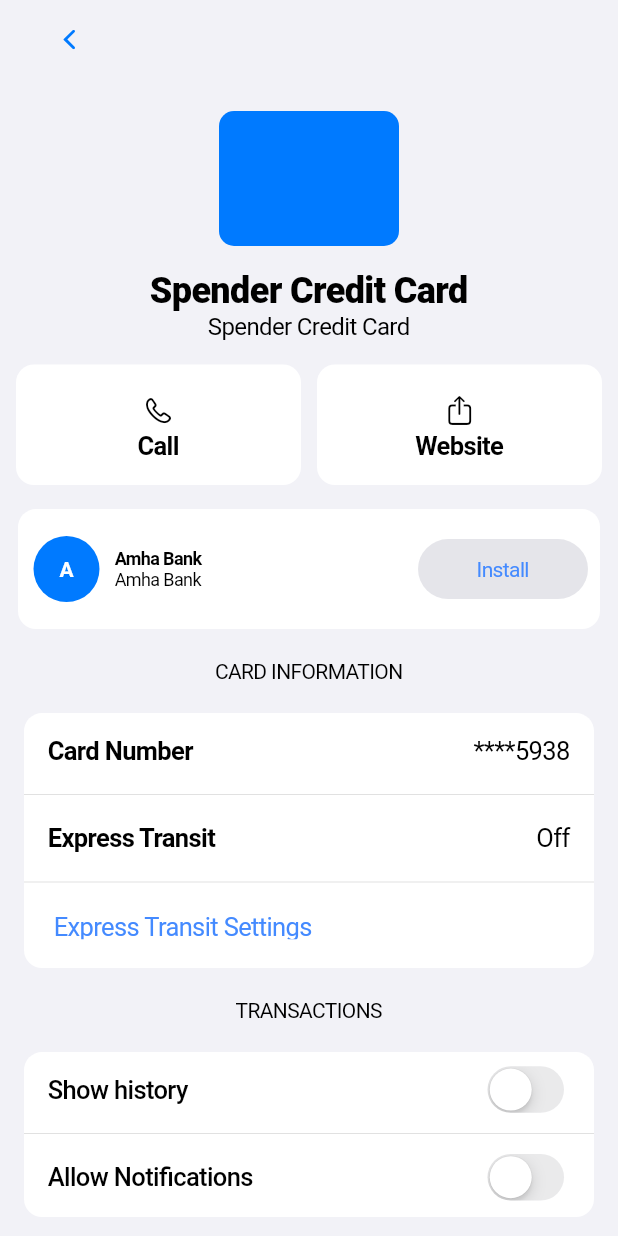
After one commit to amha/my_ios_app, a Flutter app: the CardSettings screen opened directly, on a phone screen of 412 x 824 dp. The commit adds this screen. Run offline on Flutter 3.47's test engine with Material 2 defaults, Android fonts, the phone set to English and light mode, and no system bars; our stand-ins replace carousel_slider.

Commit message:
card_settings.dart added and UI completed; added toggle for transaction history and notifications.

```diff
--- a/lib/views/wallet/card_details.dart
+++ b/lib/views/wallet/card_details.dart
@@ -1,5 +1,6 @@
 import 'package:flutter/cupertino.dart';
 import 'package:flutter/material.dart';
+import 'package:my_ios_app/views/wallet/card_settings.dart';
 import 'package:my_ios_app/views/wallet/transaction_detail.dart';
 
 class CardDetails extends StatefulWidget {
@@ -16,13 +17,11 @@
 
   @override
   void initState() {
-    //Primaty
     _primary =
         AnimationController(vsync: this, duration: Duration(milliseconds: 400));
     _animationPrimary = Tween<double>(begin: 0, end: 1)
         .animate(CurvedAnimation(parent: _primary, curve: Curves.easeInOut));
 
-    //Secondary
     _secondary =
         AnimationController(vsync: this, duration: Duration(milliseconds: 400));
     _animationSecondary = Tween<double>(begin: 0, end: 1)
@@ -47,6 +46,7 @@
       child: CupertinoPageScaffold(
         backgroundColor: CupertinoColors.systemGrey6,
         navigationBar: CupertinoNavigationBar(
+          actionsForegroundColor: Colors.black,
           border: Border.all(color: CupertinoColors.systemGrey6),
           leading: GestureDetector(
             onTap: () {
@@ -54,6 +54,16 @@
               _primary.reverse();
             },
             child: Text('Done'),
+          ),
+          trailing: CupertinoButton(
+            onPressed: () {
+              Navigator.of(context).push(
+                  CupertinoPageRoute(builder: (context) => CardSettings()));
+            },
+            child: Icon(
+              CupertinoIcons.slider_horizontal_3,
+              color: Colors.black,
+            ),
           ),
         ),
         child: Column(
--- /dev/null
+++ b/lib/views/wallet/card_settings.dart
@@ -0,0 +1,392 @@
+import 'package:flutter/cupertino.dart';
+import 'package:flutter/material.dart';
+
+class CardSettings extends StatefulWidget {
+  @override
+  State<StatefulWidget> createState() {
+    return _CardSettingsState();
+  }
+}
+
+class _CardSettingsState extends State<CardSettings> {
+  /// toggle values
+  bool _historySwitch = false;
+  bool _notificationSwitch = false;
+
+  @override
+  Widget build(BuildContext context) {
+    double screenWidth = MediaQuery.of(context).size.width;
+    double buttonWidth = (screenWidth / 2.0) - 16;
+
+    return CupertinoPageScaffold(
+      backgroundColor: CupertinoColors.systemGrey6,
+      navigationBar: CupertinoNavigationBar(
+        actionsForegroundColor: CupertinoColors.black,
+        backgroundColor: CupertinoColors.systemGrey6,
+        border: Border.all(width: 0.0, color: CupertinoColors.systemGrey6),
+        leading: CupertinoButton(
+          onPressed: () {
+            Navigator.of(context).pop();
+          },
+          child: Icon(CupertinoIcons.back),
+        ),
+      ),
+      child: SingleChildScrollView(
+        child: Column(
+          crossAxisAlignment: CrossAxisAlignment.center,
+          children: [
+            Container(
+              height: 90,
+              width: 120,
+              margin: EdgeInsets.fromLTRB(16, 30, 16, 16),
+              decoration: BoxDecoration(
+                  color: CupertinoColors.activeBlue,
+                  borderRadius: BorderRadius.all(Radius.circular(10))),
+            ),
+            Text(
+              'Spender Credit Card',
+              style: TextStyle(fontSize: 24, fontWeight: FontWeight.w800),
+            ),
+            Text(
+              'Spender Credit Card',
+              style: TextStyle(fontSize: 16, fontWeight: FontWeight.w400),
+            ),
+            SizedBox(
+              height: 16,
+            ),
+            Row(
+              mainAxisAlignment: MainAxisAlignment.spaceEvenly,
+              children: [
+                SizedBox(
+                  width: buttonWidth,
+                  child: CupertinoButton(
+                    color: CupertinoColors.white,
+                    onPressed: () {},
+                    child: Column(
+                      children: [
+                        Padding(
+                          padding: const EdgeInsets.all(4),
+                          child: Icon(
+                            CupertinoIcons.phone,
+                            color: CupertinoColors.black,
+                          ),
+                        ),
+                        Text('Call',
+                            style: TextStyle(
+                                color: CupertinoColors.black,
+                                fontWeight: FontWeight.bold))
+                      ],
+                    ),
+                  ),
+                ),
+                SizedBox(
+                  width: buttonWidth,
+                  child: CupertinoButton(
+                    color: CupertinoColors.white,
+                    onPressed: () {},
+                    child: Column(
+                      children: [
+                        Padding(
+                          padding: const EdgeInsets.all(4),
+                          child: Icon(
+                            CupertinoIcons.square_arrow_up,
+                            color: CupertinoColors.black,
+                          ),
+                        ),
+                        Text(
+                          'Website',
+                          style: TextStyle(
+                              color: CupertinoColors.black,
+                              fontWeight: FontWeight.bold),
+                        )
+                      ],
+                    ),
+                  ),
+                ),
+              ],
+            ),
+            Container(
+              decoration: BoxDecoration(
+                borderRadius: BorderRadius.all(Radius.circular(12)),
+                color: CupertinoColors.white,
+              ),
+              height: 80,
+              margin: EdgeInsets.symmetric(horizontal: 12, vertical: 16),
+              child: Row(
+                children: [
+                  Expanded(
+                    flex: 1,
+                    child: CircleAvatar(
+                      radius: 22,
+                      backgroundColor: CupertinoColors.activeBlue,
+                      child: Text(
+                        'A',
+                        style: TextStyle(
+                            color: Colors.white,
+                            fontSize: 14,
+                            fontWeight: FontWeight.bold),
+                      ),
+                    ),
+                  ),
+                  Expanded(
+                    flex: 3,
+                    child: Column(
+                      mainAxisAlignment: MainAxisAlignment.center,
+                      crossAxisAlignment: CrossAxisAlignment.start,
+                      children: [
+                        Text(
+                          'Amha Bank',
+                          style: TextStyle(
+                              color: Colors.black,
+                              fontSize: 12,
+                              fontWeight: FontWeight.bold),
+                        ),
+                        Text(
+                          'Amha Bank',
+                          style: TextStyle(
+                              color: Colors.black,
+                              fontSize: 12,
+                              fontWeight: FontWeight.normal),
+                        )
+                      ],
+                    ),
+                  ),
+                  Expanded(
+                    flex: 2,
+                    child: Container(
+                      padding: EdgeInsets.symmetric(horizontal: 8),
+                      height: 40,
+                      child: CupertinoButton(
+                        padding: EdgeInsets.zero,
+                        borderRadius: BorderRadius.all(Radius.circular(25)),
+                        color: CupertinoColors.systemGrey5,
+                        onPressed: () {},
+                        child: Text(
+                          'Install',
+                          style:
+                              TextStyle(color: Colors.blueAccent, fontSize: 14),
+                        ),
+                      ),
+                    ),
+                  ),
+                ],
+              ),
+            ),
+            Padding(
+              padding: EdgeInsets.all(4),
+              child: Text(
+                'CARD INFORMATION',
+                style: TextStyle(fontSize: 14, fontWeight: FontWeight.w400),
+              ),
+            ),
+            Container(
+              alignment: Alignment.centerLeft,
+              width: screenWidth,
+              height: 170,
+              margin: EdgeInsets.all(16),
+              decoration: BoxDecoration(
+                  color: CupertinoColors.white,
+                  borderRadius: BorderRadius.all(Radius.circular(12))),
+              child: Column(
+                crossAxisAlignment: CrossAxisAlignment.start,
+                children: [
+                  SizedBox(
+                    height: 50,
+                    child: Padding(
+                      padding: const EdgeInsets.symmetric(horizontal: 16),
+                      child: Row(
+                        mainAxisAlignment: MainAxisAlignment.spaceBetween,
+                        children: [
+                          Text('Card Number',
+                              style: TextStyle(fontWeight: FontWeight.w600)),
+                          Text('****5938')
+                        ],
+                      ),
+                    ),
+                  ),
+                  Padding(
+                    padding: const EdgeInsets.symmetric(vertical: 4),
+                    child: Divider(
+                      height: .4,
+                      thickness: .3,
+                      color: Colors.black26,
+                    ),
+                  ),
+                  SizedBox(
+                    height: 50,
+                    child: Padding(
+                      padding: const EdgeInsets.symmetric(horizontal: 16),
+                      child: Row(
+                        mainAxisAlignment: MainAxisAlignment.spaceBetween,
+                        children: [
+                          Text(
+                            'Express Transit',
+                            style: TextStyle(fontWeight: FontWeight.w600),
+                          ),
+                          Text('Off')
+                        ],
+                      ),
+                    ),
+                  ),
+                  Padding(
+                    padding: const EdgeInsets.symmetric(vertical: 4),
+                    child: Divider(
+                      height: .4,
+                      thickness: .3,
+                      color: Colors.black26,
+                    ),
+                  ),
+                  SizedBox(
+                    height: 50,
+                    child: CupertinoButton(
+                      onPressed: () {},
+                      child: Text(
+                        'Express Transit Settings',
+                        style: TextStyle(color: Colors.blueAccent),
+                      ),
+                    ),
+                  ),
+                ],
+              ),
+            ),
+            Padding(
+              padding: EdgeInsets.all(4),
+              child: Text(
+                'TRANSACTIONS',
+                style: TextStyle(fontSize: 14, fontWeight: FontWeight.w400),
+              ),
+            ),
+            Container(
+              alignment: Alignment.centerLeft,
+              width: screenWidth,
+              height: 110,
+              margin: EdgeInsets.all(16),
+              decoration: BoxDecoration(
+                  color: CupertinoColors.white,
+                  borderRadius: BorderRadius.all(Radius.circular(12))),
+              child: Column(
+                crossAxisAlignment: CrossAxisAlignment.start,
+                children: [
+                  SizedBox(
+                    height: 50,
+                    child: Padding(
+                      padding: const EdgeInsets.symmetric(horizontal: 16),
+                      child: Row(
+                        mainAxisAlignment: MainAxisAlignment.spaceBetween,
+                        children: [
+                          Text('Show history',
+                              style: TextStyle(fontWeight: FontWeight.w500)),
+                          CupertinoSwitch(
+                            onChanged: (value) {
+                              setState(() {
+                                value
+                                    ? _historySwitch = true
+                                    : _historySwitch = false;
+                              });
+                            },
+                            value: _historySwitch,
+                          )
+                        ],
+                      ),
+                    ),
+                  ),
+                  Padding(
+                    padding: const EdgeInsets.symmetric(vertical: 4),
+                    child: Divider(
+                      height: .4,
+                      thickness: .3,
+                      color: Colors.black26,
+                    ),
+                  ),
+                  SizedBox(
+                    height: 50,
+                    child: Padding(
+                      padding: const EdgeInsets.symmetric(horizontal: 16),
+                      child: Row(
+                        mainAxisAlignment: MainAxisAlignment.spaceBetween,
+                        children: [
+                          Text(
+                            'Allow Notifications',
+                            style: TextStyle(fontWeight: FontWeight.w500),
+                          ),
+                          CupertinoSwitch(
+                            onChanged: (value) {
+                              setState(() {
+                                value
+                                    ? _notificationSwitch = true
+                                    : _notificationSwitch = false;
+                              });
+                            },
+                            value: _notificationSwitch,
+                          )
+                        ],
+                      ),
+                    ),
+                  ),
+                ],
+              ),
+            ),
+            Container(
+              alignment: Alignment.centerLeft,
+              width: screenWidth,
+              height: 110,
+              margin: EdgeInsets.all(16),
+              decoration: BoxDecoration(
+                  color: CupertinoColors.white,
+                  borderRadius: BorderRadius.all(Radius.circular(12))),
+              child: Column(
+                crossAxisAlignment: CrossAxisAlignment.start,
+                children: [
+                  SizedBox(
+                    height: 50,
+                    child: CupertinoButton(
+                      onPressed: () {},
+                      child: Text(
+                        'Privacy policy',
+                        style: TextStyle(color: Colors.blueAccent),
+                      ),
+                    ),
+                  ),
+                  Padding(
+                    padding: const EdgeInsets.symmetric(vertical: 4),
+                    child: Divider(
+                      height: .4,
+                      thickness: .3,
+                      color: Colors.black26,
+                    ),
+                  ),
+                  SizedBox(
+                    height: 50,
+                    child: CupertinoButton(
+                      onPressed: () {},
+                      child: Text(
+                        'Terms of use',
+                        style: TextStyle(color: Colors.blueAccent),
+                      ),
+                    ),
+                  ),
+                ],
+              ),
+            ),
+            Container(
+              alignment: Alignment.centerLeft,
+              width: MediaQuery.of(context).size.width,
+              height: 50,
+              margin: EdgeInsets.all(16),
+              decoration: BoxDecoration(
+                  color: CupertinoColors.white,
+                  borderRadius: BorderRadius.all(Radius.circular(12))),
+              child: CupertinoButton(
+                onPressed: () {},
+                child: Text(
+                  'Delete card',
+                  style: TextStyle(color: Colors.red),
+                ),
+              ),
+            )
+          ],
+        ),
+      ),
+    );
+  }
+}
```
